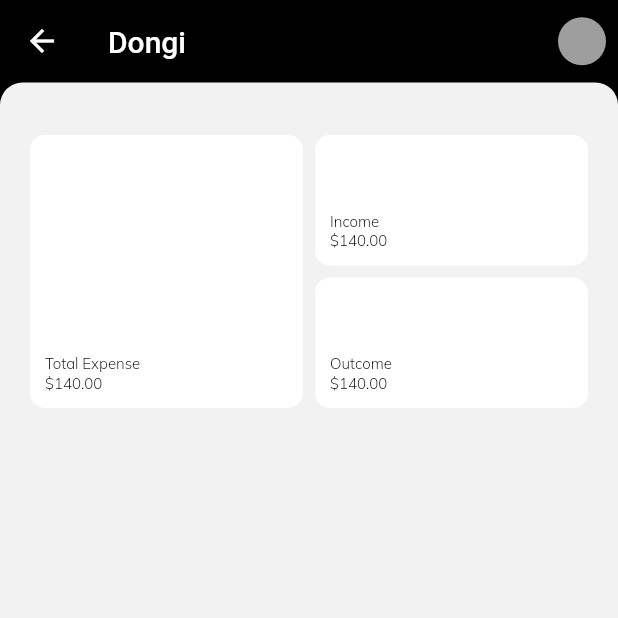
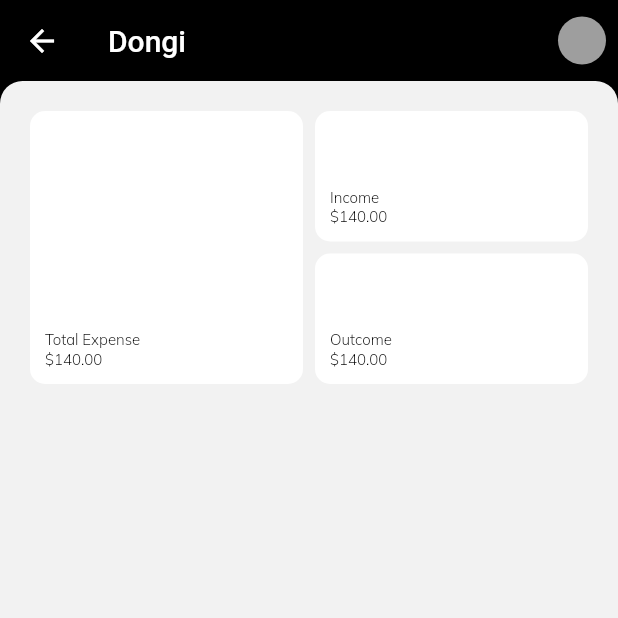
Before and after one commit to aliazimoshan/dongi, a Flutter app: the HomePage screen opened directly, on a phone screen of 412 x 824 dp, the top half of it. Run offline on Flutter 3.47's test engine with Material 2 defaults, Android fonts, the light colour scheme and no system bars; our stand-ins replace hooks_riverpod.

Commit message:
remove extra padding for expense summary

```diff
--- a/lib/app/home/home_widget.dart
+++ b/lib/app/home/home_widget.dart
@@ -5,7 +5,7 @@ import '../../widgets/card/card.dart';
 class HomeWidget {
   Widget expenseSummery() {
     return Padding(
-      padding: const EdgeInsets.fromLTRB(16, 16, 16, 0),
+      padding: const EdgeInsets.fromLTRB(16, 0, 16, 0),
       child: Row(
         children: [
           Expanded(child: _totalExpenseCard()),
--- a/lib/widgets/appbar/appbar.dart
+++ b/lib/widgets/appbar/appbar.dart
@@ -33,7 +33,7 @@ Widget appBarChild() {
           ),
         ),
         Container(
-          height: 15,
+          height: 16,
           decoration: BoxDecoration(
             color: ColorConfig.background,
             borderRadius: const BorderRadius.only(
```
